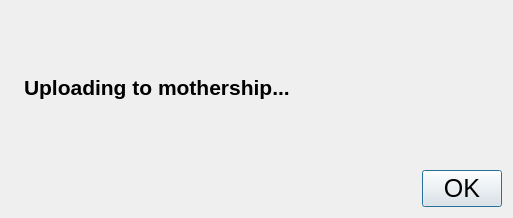
The window that syncing/ui_sync.ui (NathanW2/qmap) describes before a commit, drawn with Qt 5.
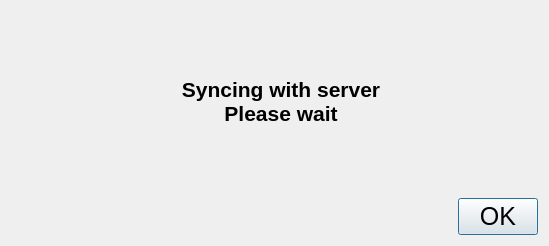
The same window after the commit. Icons and pictures are not drawn.

Commit message: Update wording on sync form

The edit to the form file:
```diff
--- a/syncing/ui_sync.ui
+++ b/syncing/ui_sync.ui
@@ -6,8 +6,8 @@
    <rect>
     <x>0</x>
     <y>0</y>
-    <width>513</width>
-    <height>218</height>
+    <width>549</width>
+    <height>246</height>
    </rect>
   </property>
   <property name="sizePolicy">
@@ -52,7 +52,11 @@
       <string notr="true"/>
      </property>
      <property name="text">
-      <string>Uploading to mothership...</string>
+      <string>Syncing with server
+Please wait</string>
+     </property>
+     <property name="alignment">
+      <set>Qt::AlignCenter</set>
      </property>
      <property name="wordWrap">
       <bool>true</bool>
```
Left out of the diff: 3 changed lines with no effect on the pictures. The commit also changes 6 other files.
